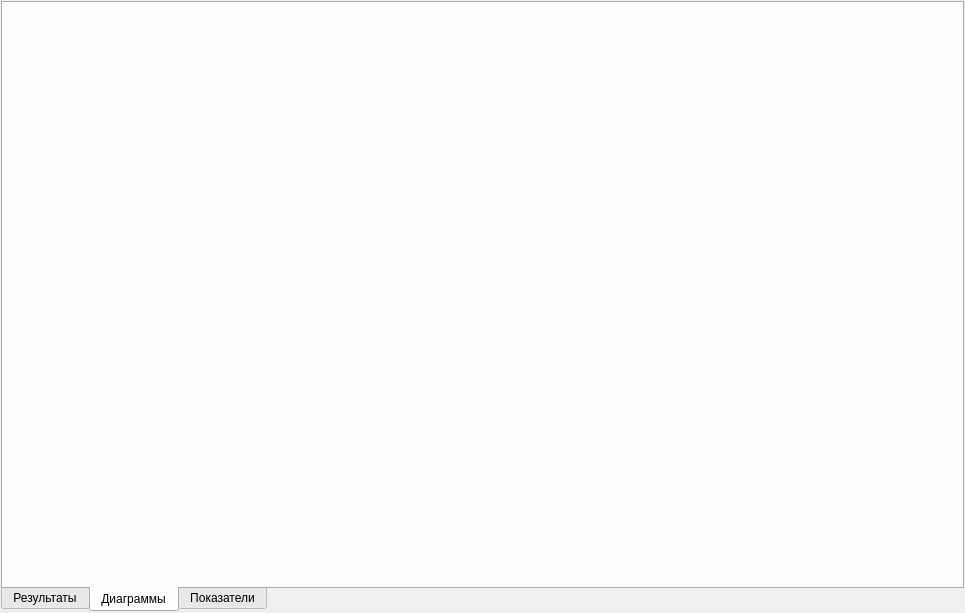
Old version of the form metodics/dynamic_tests/triangle/trianglevisualize.ui in the repository grigp/a-analyser.
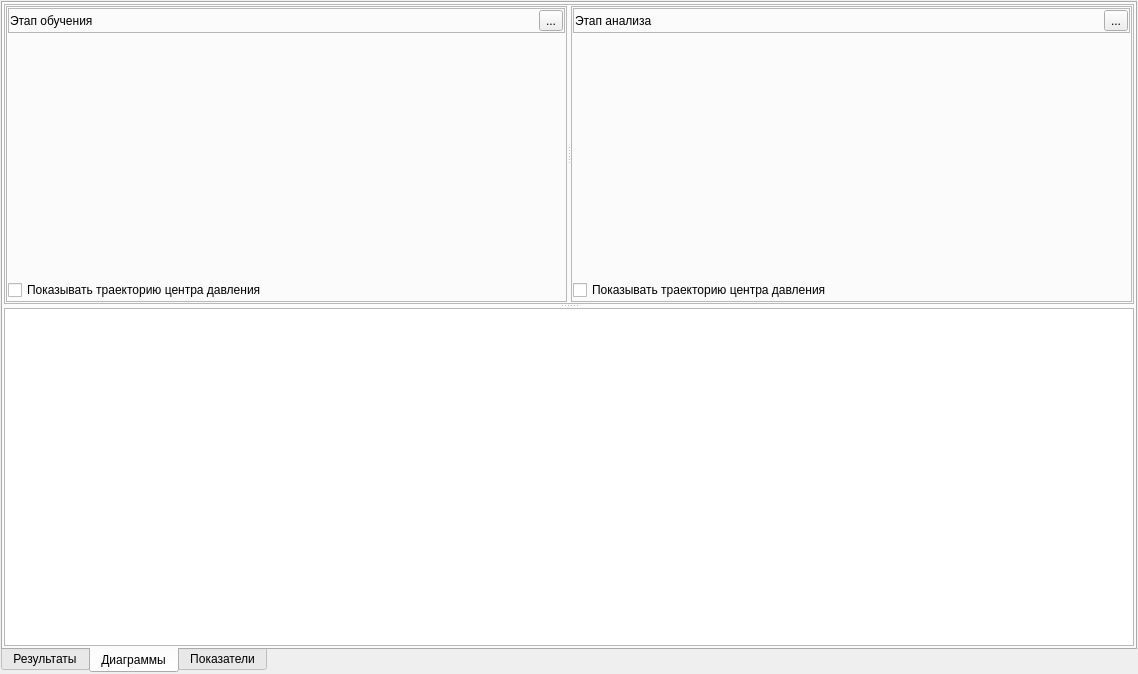
New version of the form. The open tabs and pages were chosen to show the change. Custom widgets are drawn as their Qt base class.

Diff of the .ui file:
```diff
--- a/metodics/dynamic_tests/triangle/trianglevisualize.ui
+++ b/metodics/dynamic_tests/triangle/trianglevisualize.ui
@@ -6,8 +6,8 @@
    <rect>
     <x>0</x>
     <y>0</y>
-    <width>965</width>
-    <height>613</height>
+    <width>1138</width>
+    <height>674</height>
    </rect>
   </property>
   <property name="windowTitle">
@@ -43,6 +43,266 @@
       <attribute name="title">
        <string>Диаграммы</string>
       </attribute>
+      <layout class="QVBoxLayout" name="verticalLayout_2">
+       <property name="spacing">
+        <number>3</number>
+       </property>
+       <property name="leftMargin">
+        <number>1</number>
+       </property>
+       <property name="topMargin">
+        <number>1</number>
+       </property>
+       <property name="rightMargin">
+        <number>1</number>
+       </property>
+       <property name="bottomMargin">
+        <number>1</number>
+       </property>
+       <item>
+        <widget class="QSplitter" name="splDiag">
+         <property name="orientation">
+          <enum>Qt::Vertical</enum>
+         </property>
+         <widget class="QFrame" name="frDiagSKG">
+          <property name="sizePolicy">
+           <sizepolicy hsizetype="Preferred" vsizetype="Preferred">
+            <horstretch>0</horstretch>
+            <verstretch>1</verstretch>
+           </sizepolicy>
+          </property>
+          <property name="minimumSize">
+           <size>
+            <width>0</width>
+            <height>300</height>
+           </size>
+          </property>
+          <property name="frameShape">
+           <enum>QFrame::StyledPanel</enum>
+          </property>
+          <property name="frameShadow">
+           <enum>QFrame::Raised</enum>
+          </property>
+          <layout class="QHBoxLayout" name="horizontalLayout">
+           <property name="spacing">
+            <number>3</number>
+           </property>
+           <property name="leftMargin">
+            <number>1</number>
+           </property>
+           <property name="topMargin">
+            <number>1</number>
+           </property>
+           <property name="rightMargin">
+            <number>1</number>
+           </property>
+           <property name="bottomMargin">
+            <number>1</number>
+           </property>
+           <item>
+            <widget class="QSplitter" name="splDiagAreases">
+             <property name="orientation">
+              <enum>Qt::Horizontal</enum>
+             </property>
+             <widget class="QFrame" name="frSKGTraining">
+              <property name="frameShape">
+               <enum>QFrame::StyledPanel</enum>
+              </property>
+              <property name="frameShadow">
+               <enum>QFrame::Raised</enum>
+              </property>
+              <layout class="QVBoxLayout" name="verticalLayout_3">
+               <property name="leftMargin">
+                <number>1</number>
+               </property>
+               <property name="topMargin">
+                <number>1</number>
+               </property>
+               <property name="rightMargin">
+                <number>1</number>
+               </property>
+               <property name="bottomMargin">
+                <number>1</number>
+               </property>
+               <item>
+                <widget class="QFrame" name="frToolbarTraining">
+                 <property name="sizePolicy">
+                  <sizepolicy hsizetype="Preferred" vsizetype="Fixed">
+                   <horstretch>0</horstretch>
+                   <verstretch>0</verstretch>
+                  </sizepolicy>
+                 </property>
+                 <property name="frameShape">
+                  <enum>QFrame::StyledPanel</enum>
+                 </property>
+                 <property name="frameShadow">
+                  <enum>QFrame::Raised</enum>
+                 </property>
+                 <layout class="QHBoxLayout" name="horizontalLayout_2">
+                  <property name="spacing">
+                   <number>3</number>
+                  </property>
+                  <property name="leftMargin">
+                   <number>1</number>
+                  </property>
+                  <property name="topMargin">
+                   <number>1</number>
+                  </property>
+                  <property name="rightMargin">
+                   <number>1</number>
+                  </property>
+                  <property name="bottomMargin">
+                   <number>1</number>
+                  </property>
+                  <item>
+                   <widget class="QLabel" name="lblToolbarTraining">
+                    <property name="text">
+                     <string>Этап обучения</string>
+                    </property>
+                   </widget>
+                  </item>
+                  <item>
+                   <spacer name="horizontalSpacer">
+                    <property name="orientation">
+                     <enum>Qt::Horizontal</enum>
+                    </property>
+                    <property name="sizeHint" stdset="0">
+                     <size>
+                      <width>40</width>
+                      <height>20</height>
+                     </size>
+                    </property>
+                   </spacer>
+                  </item>
+                  <item>
+                   <widget class="QToolButton" name="toolButton">
+                    <property name="text">
+                     <string>...</string>
+                    </property>
+                   </widget>
+                  </item>
+                 </layout>
+                </widget>
+               </item>
+               <item>
+                <widget class="AreaSKG" name="wgtSKGTraining" native="true"/>
+               </item>
+               <item>
+                <widget class="QCheckBox" name="cbShowTraectoryTraining">
+                 <property name="text">
+                  <string>Показывать траекторию центра давления</string>
+                 </property>
+                </widget>
+               </item>
+              </layout>
+             </widget>
+             <widget class="QFrame" name="frSKGAnalysis">
+              <property name="frameShape">
+               <enum>QFrame::StyledPanel</enum>
+              </property>
+              <property name="frameShadow">
+               <enum>QFrame::Raised</enum>
+              </property>
+              <layout class="QVBoxLayout" name="verticalLayout_4">
+               <property name="leftMargin">
+                <number>1</number>
+               </property>
+               <property name="topMargin">
+                <number>1</number>
+               </property>
+               <property name="rightMargin">
+                <number>1</number>
+               </property>
+               <property name="bottomMargin">
+                <number>1</number>
+               </property>
+               <item>
+                <widget class="QFrame" name="frToolbarAnalysis">
+                 <property name="sizePolicy">
+                  <sizepolicy hsizetype="Preferred" vsizetype="Fixed">
+                   <horstretch>0</horstretch>
+                   <verstretch>0</verstretch>
+                  </sizepolicy>
+                 </property>
+                 <property name="frameShape">
+                  <enum>QFrame::StyledPanel</enum>
+                 </property>
+                 <property name="frameShadow">
+                  <enum>QFrame::Raised</enum>
+                 </property>
+                 <layout class="QHBoxLayout" name="horizontalLayout_3">
+                  <property name="spacing">
+                   <number>3</number>
+                  </property>
+                  <property name="leftMargin">
+                   <number>1</number>
+                  </property>
+                  <property name="topMargin">
+                   <number>1</number>
+                  </property>
+                  <property name="rightMargin">
+                   <number>1</number>
+                  </property>
+                  <property name="bottomMargin">
+                   <number>1</number>
+                  </property>
+                  <item>
+                   <widget class="QLabel" name="lblToolbarAnalysis">
+                    <property name="text">
+                     <string>Этап анализа</string>
+                    </property>
+                   </widget>
+                  </item>
+                  <item>
+                   <spacer name="horizontalSpacer_2">
+                    <property name="orientation">
+                     <enum>Qt::Horizontal</enum>
+                    </property>
+                    <property name="sizeHint" stdset="0">
+                     <size>
+                      <width>40</width>
+                      <height>20</height>
+                     </size>
+                    </property>
+                   </spacer>
+                  </item>
+                  <item>
+                   <widget class="QToolButton" name="toolButton_2">
+                    <property name="text">
+                     <string>...</string>
+                    </property>
+                   </widget>
+                  </item>
+                 </layout>
+                </widget>
+               </item>
+               <item>
+                <widget class="AreaSKG" name="wgtSKGAnalysis" native="true"/>
+               </item>
+               <item>
+                <widget class="QCheckBox" name="cbShowTraectoryAnalysis">
+                 <property name="text">
+                  <string>Показывать траекторию центра давления</string>
+                 </property>
+                </widget>
+               </item>
+              </layout>
+             </widget>
+            </widget>
+           </item>
+          </layout>
+         </widget>
+         <widget class="QTreeView" name="tvDiagTable">
+          <property name="sizePolicy">
+           <sizepolicy hsizetype="Expanding" vsizetype="Expanding">
+            <horstretch>0</horstretch>
+            <verstretch>1</verstretch>
+           </sizepolicy>
+          </property>
+         </widget>
+        </widget>
+       </item>
+      </layout>
      </widget>
      <widget class="QWidget" name="tabFactors">
       <attribute name="title">
@@ -53,6 +313,14 @@
    </item>
   </layout>
  </widget>
+ <customwidgets>
+  <customwidget>
+   <class>AreaSKG</class>
+   <extends>QWidget</extends>
+   <header location="global">areaskg.h</header>
+   <container>1</container>
+  </customwidget>
+ </customwidgets>
  <resources/>
  <connections>
   <connection>
```
Left out of the diff: 36 changed lines with no effect on the pictures.
